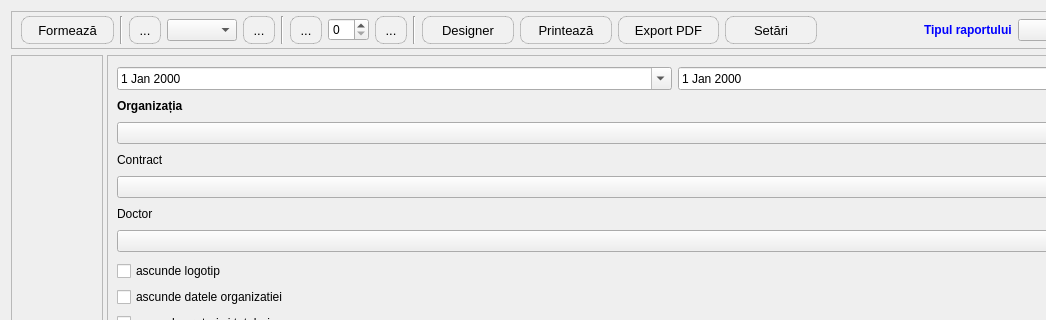
Before: the Qt Designer form data/reports.ui in debalex77/USG, drawn with Qt 5; both pictures show x 0 to 1046 and y 0 to 320 of the 1291 by 700 pixel window.
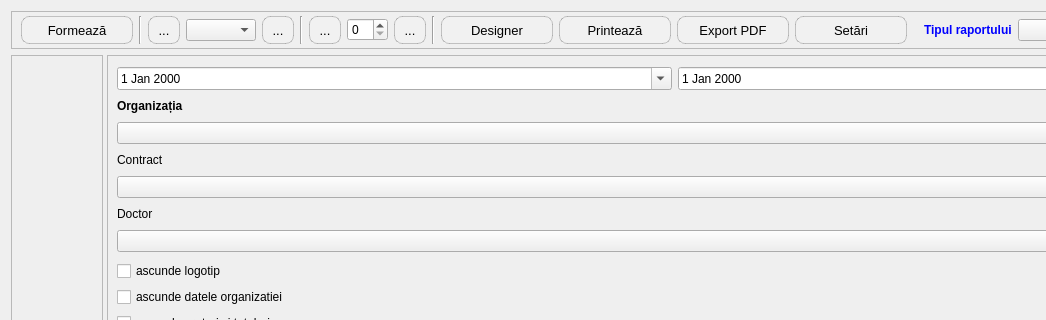
After: the same form once the commit is applied. Icons and pictures are not drawn.

Commit message: Correction release 3.0.1

```diff
--- a/data/reports.ui
+++ b/data/reports.ui
@@ -10,6 +10,12 @@
     <height>700</height>
    </rect>
   </property>
+  <property name="minimumSize">
+   <size>
+    <width>112</width>
+    <height>0</height>
+   </size>
+  </property>
   <property name="font">
    <font>
     <family>Segoe UI</family>
@@ -85,7 +91,7 @@
        <widget class="QToolButton" name="btnOpenDesigner">
         <property name="minimumSize">
          <size>
-          <width>92</width>
+          <width>112</width>
           <height>21</height>
          </size>
         </property>
@@ -161,7 +167,7 @@
        <widget class="QToolButton" name="btnExportPdf">
         <property name="minimumSize">
          <size>
-          <width>92</width>
+          <width>112</width>
           <height>21</height>
          </size>
         </property>
@@ -200,7 +206,7 @@
        <widget class="QToolButton" name="btnSettingsReport">
         <property name="minimumSize">
          <size>
-          <width>92</width>
+          <width>112</width>
           <height>21</height>
          </size>
         </property>
@@ -239,7 +245,7 @@
        <widget class="QToolButton" name="btnPrintReport">
         <property name="minimumSize">
          <size>
-          <width>92</width>
+          <width>112</width>
           <height>21</height>
          </size>
         </property>
@@ -315,7 +321,7 @@
        <widget class="QToolButton" name="btnGenerateReport">
         <property name="minimumSize">
          <size>
-          <width>92</width>
+          <width>112</width>
           <height>21</height>
          </size>
         </property>
```
The commit also changes 2 other files.
